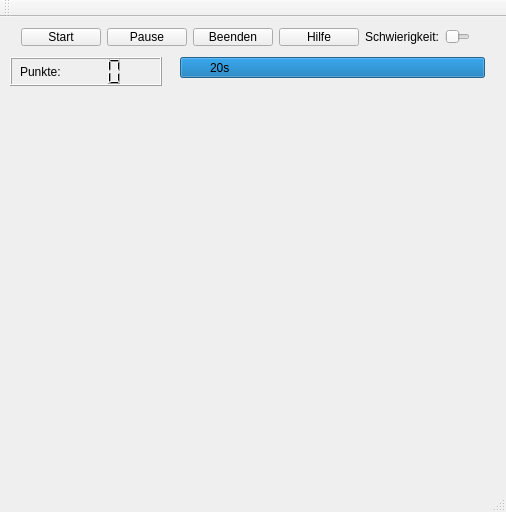
First picture: the form in QtDHBWscapes.ui, repository bernndd/QtDHBWscapes, before the edit.
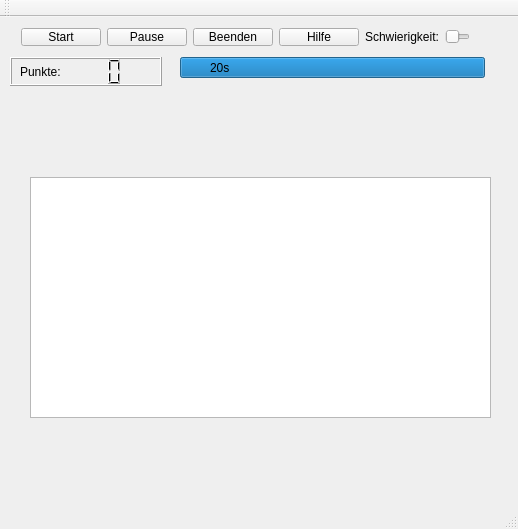
Second picture: the form after the edit. Icons and pictures are not drawn.

The edit to the form file:
```diff
--- a/QtDHBWscapes.ui
+++ b/QtDHBWscapes.ui
@@ -6,8 +6,8 @@
    <rect>
     <x>0</x>
     <y>0</y>
-    <width>506</width>
-    <height>512</height>
+    <width>518</width>
+    <height>529</height>
    </rect>
   </property>
   <property name="windowTitle">
@@ -141,6 +141,19 @@
      <string>20s</string>
     </property>
    </widget>
+   <widget class="QGraphicsView" name="graphicsView">
+    <property name="geometry">
+     <rect>
+      <x>30</x>
+      <y>160</y>
+      <width>461</width>
+      <height>241</height>
+     </rect>
+    </property>
+    <property name="styleSheet">
+     <string notr="true">border-image:url(dhbwscapes_title.png);</string>
+    </property>
+   </widget>
   </widget>
   <widget class="QToolBar" name="mainToolBar">
    <attribute name="toolBarArea">
```
